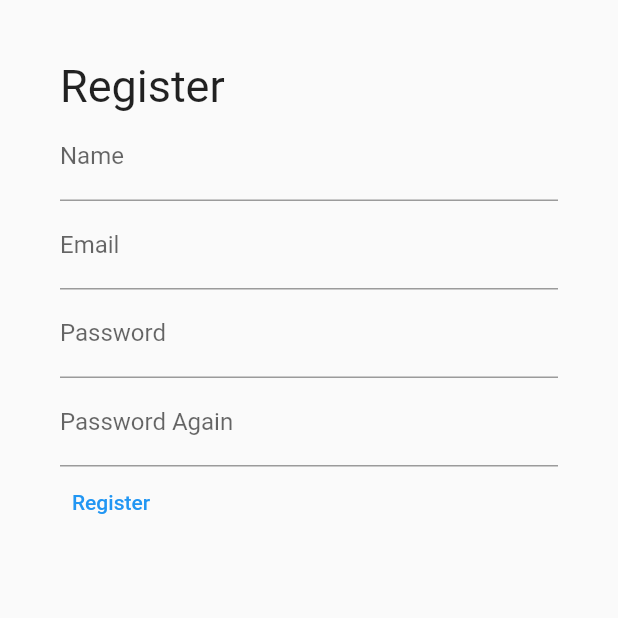
After one commit to batuhankizil/Quiz-Exam-Flutter-App, a Flutter app: the screen it shows after launch, after a tap on "Register", on a phone screen of 412 x 824 dp, the top half of it. The commit adds this screen. Run offline on Flutter 3.47's test engine with Material 2 defaults, Android fonts, the phone set to English and light mode, and no system bars; our stand-ins replace cloud_firestore, firebase_auth, firebase_core; accounts and stored records are empty; network calls fail.

Commit message:
login-register

```diff
--- /dev/null
+++ b/lib/Login.dart
@@ -0,0 +1,79 @@
+import 'package:flutter/cupertino.dart';
+import 'package:flutter/material.dart';
+import 'package:firebase_auth/firebase_auth.dart';
+import 'package:sinavproje/HomePage.dart';
+import 'package:sinavproje/Register.dart';
+import 'package:sinavproje/Service/auth.dart';
+
+class LoginScreen extends StatefulWidget {
+  const LoginScreen({Key? key}) : super(key: key);
+
+  @override
+  State<LoginScreen> createState() => _LoginScreenState();
+}
+
+class _LoginScreenState extends State<LoginScreen> {
+  final formKey = GlobalKey<FormState>();
+  String name = "";
+
+  final TextEditingController _emailController = TextEditingController();
+  final TextEditingController _passwordController = TextEditingController();
+
+  AuthService _authService = AuthService();
+
+  @override
+  Widget build(BuildContext context) {
+    return Scaffold(
+      body: Container(
+        padding: EdgeInsets.all(40),
+        child: Form(
+          key: formKey,
+          child:Column(
+            crossAxisAlignment: CrossAxisAlignment.start,
+            children: [
+              const Text('Login', style: TextStyle(fontSize: 30),),
+              TextFormField(
+                controller: _emailController,
+                decoration: const InputDecoration(
+                  labelText: "Email",
+                ),
+              ),
+              TextFormField(
+                controller: _passwordController,
+                obscureText: true,
+                decoration: const InputDecoration(
+                  labelText: "Password",
+                ),
+              ),
+              Row(
+                children: [
+                  TextButton(
+                    style: ButtonStyle(
+                      foregroundColor: MaterialStateProperty.all<Color>(Colors.blue),
+                    ),
+                    onPressed: () {
+                      _authService.signIn(_emailController.text, _passwordController.text).then((value) {
+                        return Navigator.push(context, MaterialPageRoute(builder: (context) => HomePage()));
+                      });
+                    },
+                    child: const Text('Login'),
+                  ),
+                  TextButton(
+                    style: ButtonStyle(
+                      foregroundColor: MaterialStateProperty.all<Color>(Colors.blue),
+                    ),
+                    onPressed: () {
+                      print("Tıkla");
+                      Navigator.push(context, MaterialPageRoute(builder: (context)=>RegisterScreen()),);
+                    },
+                    child: const Text('Register'),
+                  ),
+                ],
+              )
+            ],
+          )
+        ),
+      ),
+    );
+  }
+}
--- /dev/null
+++ b/lib/Register.dart
@@ -0,0 +1,87 @@
+import 'package:cloud_firestore/cloud_firestore.dart';
+import 'package:firebase_auth/firebase_auth.dart';
+import 'package:flutter/cupertino.dart';
+import 'package:flutter/material.dart';
+import 'package:sinavproje/Login.dart';
+import 'package:sinavproje/Service/auth.dart';
+
+class RegisterScreen extends StatefulWidget {
+  const RegisterScreen({Key? key}) : super(key: key);
+
+  @override
+  State<RegisterScreen> createState() => _RegisterScreenState();
+}
+
+class _RegisterScreenState extends State<RegisterScreen> {
+  final formKey = GlobalKey<FormState>();
+  String name = "";
+
+  final TextEditingController _nameController = TextEditingController();
+  final TextEditingController _emailController = TextEditingController();
+  final TextEditingController _passwordController = TextEditingController();
+  final TextEditingController _passwordAgainController = TextEditingController();
+
+  AuthService _authService = AuthService();
+
+  @override
+  Widget build(BuildContext context) {
+    return Scaffold(
+      body: Container(
+        padding: EdgeInsets.all(40),
+        child: Form(
+          key: formKey,
+          child:Column(
+            crossAxisAlignment: CrossAxisAlignment.start,
+            children: [
+              Text('Register', style: const TextStyle(fontSize: 30),),
+              TextFormField(
+                controller: _nameController,
+                decoration: const InputDecoration(
+                  labelText: "Name",
+                ),
+              ),
+              TextFormField(
+                controller: _emailController,
+                decoration: const InputDecoration(
+                  labelText: "Email",
+                ),
+              ),
+              TextFormField(
+                controller: _passwordController,
+                obscureText: true,
+                decoration: const InputDecoration(
+                  labelText: "Password",
+                ),
+              ),
+              TextFormField(
+                controller: _passwordAgainController,
+                obscureText: true,
+                decoration: const InputDecoration(
+                  labelText: "Password Again",
+                ),
+              ),
+              Row(
+                children: [
+                  TextButton(
+                    style: ButtonStyle(
+                      foregroundColor: MaterialStateProperty.all<Color>(Colors.blue),
+                    ),
+                    onPressed: () {
+                      /*_authService.createPerson(_nameController.text, _emailController.text, _passwordController.text).then((value){
+                        return Navigator.push(context, MaterialPageRoute(builder: (context) => const LoginScreen()));
+                      });*/
+                      FirebaseAuth.instance.createUserWithEmailAndPassword(email: _emailController.text, password: _passwordController.text).then((value) =>
+                          Navigator.push(context, MaterialPageRoute(builder: (context)=>LoginScreen())));
+
+                    },
+                    child: const Text('Register'),
+                  )
+                ],
+              )
+            ],
+          )
+        ),
+      ),
+    );
+  }
+}
--- /dev/null
+++ b/lib/Service/auth.dart
@@ -0,0 +1,32 @@
+import 'package:cloud_firestore/cloud_firestore.dart';
+import 'package:firebase_auth/firebase_auth.dart';
+
+class AuthService {
+  final FirebaseAuth _auth = FirebaseAuth.instance;
+  final FirebaseFirestore _firestore = FirebaseFirestore.instance;
+
+  //giriş yap fonksiyonu
+  Future<User?> signIn(String email, String password) async {
+    var user = await _auth.signInWithEmailAndPassword(
+        email: email, password: password);
+    return user.user;
+  }
+
+  //çıkış yap fonksiyonu
+  signOut() async {
+    return await _auth.signOut();
+  }
+
+  //kayıt ol fonksiyonu
+  Future<User?> createPerson(String name, String email, String password) async {
+    var user = await _auth.createUserWithEmailAndPassword(
+        email: email, password: password);
+
+    await _firestore
+        .collection("Person")
+        .doc(user.user!.uid)
+        .set({'userName': name, 'email': email});
+
+    return user.user;
+  }
+}
--- a/lib/main.dart
+++ b/lib/main.dart
@@ -1,8 +1,12 @@
+import 'package:firebase_core/firebase_core.dart';
 import 'package:flutter/material.dart';
 import 'splash.dart';
 import 'HomePage.dart';
+import 'grid_view_page.dart';
 
-void main() {
+void main() async{
+  WidgetsFlutterBinding.ensureInitialized();
+  await Firebase.initializeApp();
   runApp(MyApp());
 }
 
--- a/lib/splash.dart
+++ b/lib/splash.dart
@@ -1,7 +1,10 @@
 import 'dart:async';
 
+import 'package:firebase_core/firebase_core.dart';
 import 'package:flutter/material.dart';
 import 'package:sinavproje/HomePage.dart';
+import 'package:sinavproje/Login.dart';
+import 'package:sinavproje/Register.dart';
 
 class Splash  extends StatefulWidget {
   const Splash ({Key? key}) : super(key: key);
@@ -15,10 +18,10 @@ class _SplashState extends State<Splash > {
   void initState(){
     super.initState();
     Timer(
-    const Duration(seconds: 3),
+    const Duration(seconds: 1),
 
         ()=> Navigator.of(context).pushReplacement(MaterialPageRoute(
-            builder:(BuildContext context) => HomePage() )));
+            builder:(BuildContext context) => LoginScreen() )));
     super.initState();
   }
 
--- a/pubspec.yaml
+++ b/pubspec.yaml
@@ -30,11 +30,17 @@ dependencies:
   flutter:
     sdk: flutter
   flutter_native_splash: ^2.1.1
+  # firebase_core: ^0.2.5
+  # firebase_auth: ^0.16.0
+  # cloud_firestore: ^0.13.5
 
 
   # The following adds the Cupertino Icons font to your application.
   # Use with the CupertinoIcons class for iOS style icons.
   cupertino_icons: ^1.0.2
+  firebase_core: ^1.13.1
+  firebase_auth: ^3.3.11
+  cloud_firestore: ^3.1.10
 
 dev_dependencies:
   flutter_test:
```
Also changed, not shown: lib/HomePage.dart (+147 -57 lines), lib/grid_view_page.dart (added, +45 -0 lines), pubspec.lock, 3 other files.
